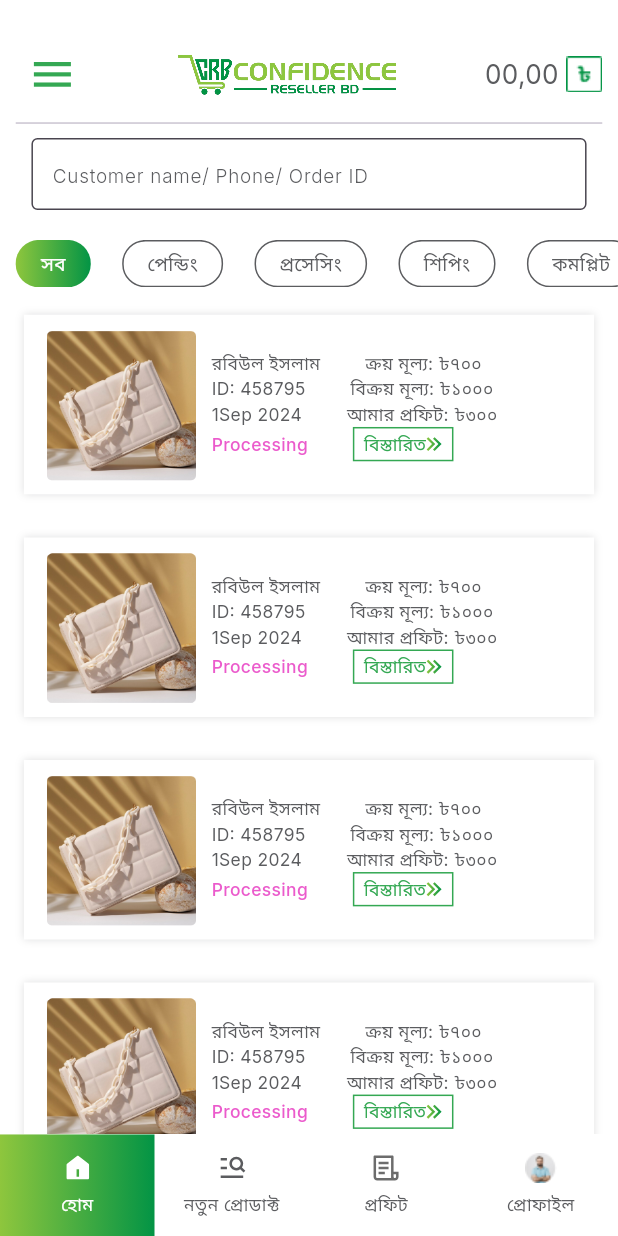
After one commit to rafsanopi/confidence_reseller, a Flutter app: the OrderList screen opened by its route, on a phone screen of 412 x 824 dp. The commit adds this screen. Run offline on Flutter 3.47's test engine with Material 3 defaults, Android fonts, the phone set to English and light mode, and no system bars; our stand-ins replace cached_network_image, dropdown_button2, flutter_rating_bar, flutter_screenutil, flutter_svg, flutter_widget_from_html and 12 more; accounts and stored records are empty.

Commit message:
My Order List

```diff
--- a/lib/core/routes/route_path.dart
+++ b/lib/core/routes/route_path.dart
@@ -26,6 +26,9 @@ class RoutePath {
   static const String productVideo = 'productVideo';
   static const String favouritePro = 'favouritePro';
   static const String stockOutPro = 'stockOutPro';
+  static const String orderList = 'orderList';
+  static const String cartList = 'cartList';
+  static const String addWallet = 'addWallet';
 
   //=================== Other screens ===================
 
--- a/lib/core/routes/routes.dart
+++ b/lib/core/routes/routes.dart
@@ -1,13 +1,16 @@
 import 'package:confidence_reseller/core/routes/route_path.dart';
 import 'package:confidence_reseller/helper/extention/extention.dart';
+import 'package:confidence_reseller/presentation/screens/add_wallet/add_wallet.dart';
 import 'package:confidence_reseller/presentation/screens/auth/choose_account_type.dart';
 import 'package:confidence_reseller/presentation/screens/auth/otp_varification.dart';
 import 'package:confidence_reseller/presentation/screens/auth/sign_in.dart';
 import 'package:confidence_reseller/presentation/screens/auth/sign_up.dart';
+import 'package:confidence_reseller/presentation/screens/cart_list/cart_list.dart';
 import 'package:confidence_reseller/presentation/screens/favourite_pro/favourite_pro.dart';
 import 'package:confidence_reseller/presentation/screens/home/home.dart';
 import 'package:confidence_reseller/presentation/screens/new_product/new_product.dart';
 import 'package:confidence_reseller/presentation/screens/notification/notification.dart';
+import 'package:confidence_reseller/presentation/screens/order_list/order_list.dart';
 import 'package:confidence_reseller/presentation/screens/pro_details/pro_details.dart';
 import 'package:confidence_reseller/presentation/screens/product_video/product_video.dart';
 import 'package:confidence_reseller/presentation/screens/profile/controller/edit_profile.dart';
@@ -129,11 +132,30 @@ class AppRouter {
             path: RoutePath.favouritePro.addBasePath,
             builder: (context, state) => FavouritePro()),
 
-        ///======================= StockOut Product  =======================
+        ///======================= StockOut Product =======================
         GoRoute(
             name: RoutePath.stockOutPro,
             path: RoutePath.stockOutPro.addBasePath,
             builder: (context, state) => StockOutPro()),
+
+        ///======================= OrderList Product =======================
+        GoRoute(
+            name: RoutePath.orderList,
+            path: RoutePath.orderList.addBasePath,
+            builder: (context, state) => OrderList()),
+
+        ///======================= Cart List Product =======================
+        GoRoute(
+            name: RoutePath.cartList,
+            path: RoutePath.cartList.addBasePath,
+            builder: (context, state) => CartList()),
+
+        ///======================= Add Wallet =======================
+
+        GoRoute(
+            name: RoutePath.addWallet,
+            path: RoutePath.addWallet.addBasePath,
+            builder: (context, state) => AddWallet()),
       ]);
 
   static GoRouter get route => initRoute;
--- a/lib/global/custom_assets/assets.gen.dart
+++ b/lib/global/custom_assets/assets.gen.dart
@@ -26,6 +26,9 @@ class $AssetsIconsGen {
   AssetGenImage get bannerImg =>
       const AssetGenImage('assets/icons/bannerImg.png');
 
+  /// File path: assets/icons/calender.svg
+  SvgGenImage get calender => const SvgGenImage('assets/icons/calender.svg');
+
   /// File path: assets/icons/cartList.svg
   SvgGenImage get cartList => const SvgGenImage('assets/icons/cartList.svg');
 
@@ -42,6 +45,9 @@ class $AssetsIconsGen {
 
   /// File path: assets/icons/copy.svg
   SvgGenImage get copy => const SvgGenImage('assets/icons/copy.svg');
+
+  /// File path: assets/icons/details.svg
+  SvgGenImage get details => const SvgGenImage('assets/icons/details.svg');
 
   /// File path: assets/icons/download.png
   AssetGenImage get download =>
@@ -255,11 +261,13 @@ class $AssetsIconsGen {
         addWallet,
         balance,
         bannerImg,
+        calender,
         cartList,
         clock,
         clockRed,
         comissionIncome,
         copy,
+        details,
         download,
         ecommerce,
         editProfile,
--- /dev/null
+++ b/lib/presentation/screens/add_wallet/add_wallet.dart
@@ -0,0 +1,10 @@
+import 'package:flutter/material.dart';
+
+class AddWallet extends StatelessWidget {
+  const AddWallet({super.key});
+
+  @override
+  Widget build(BuildContext context) {
+    return const Placeholder();
+  }
+}
--- /dev/null
+++ b/lib/presentation/screens/cart_list/cart_list.dart
@@ -0,0 +1,10 @@
+import 'package:flutter/material.dart';
+
+class CartList extends StatelessWidget {
+  const CartList({super.key});
+
+  @override
+  Widget build(BuildContext context) {
+    return const Placeholder();
+  }
+}
--- /dev/null
+++ b/lib/presentation/screens/order_list/order_list.dart
@@ -0,0 +1,199 @@
+import 'package:confidence_reseller/global/custom_assets/assets.gen.dart';
+import 'package:confidence_reseller/helper/extention/extention.dart';
+import 'package:confidence_reseller/presentation/widgets/app_bar/app_bar.dart';
+import 'package:confidence_reseller/presentation/widgets/custom_text/custom_text.dart';
+import 'package:confidence_reseller/presentation/widgets/custom_text_field/custom_text_field.dart';
+import 'package:confidence_reseller/presentation/widgets/nav_bar/nav_bar.dart';
+import 'package:confidence_reseller/presentation/widgets/side_drawer/side_drawer.dart';
+import 'package:confidence_reseller/utils/app_colors/app_colors.dart';
+import 'package:confidence_reseller/utils/dimensions/dimensions.dart';
+import 'package:confidence_reseller/utils/static_strings/static_strings.dart';
+import 'package:flutter/material.dart';
+import 'package:flutter_screenutil/flutter_screenutil.dart';
+
+class OrderList extends StatelessWidget {
+  OrderList({super.key});
+  final scaffoldKey = GlobalKey<ScaffoldState>();
+
+  final List manuList = [
+    AppStrings.all,
+    AppStrings.pending,
+    AppStrings.processing,
+    AppStrings.shipping,
+    AppStrings.complete,
+    AppStrings.returnn,
+    AppStrings.rejected,
+  ];
+
+  final selectedIndex = 0;
+
+  @override
+  Widget build(BuildContext context) {
+    return Scaffold(
+        key: scaffoldKey,
+        drawer: const CustomSideDrawer(),
+        bottomNavigationBar: const NavBarScreen(currentIndex: 0),
+        body: SingleChildScrollView(
+          child: Column(
+            children: [
+              /// ========================= Custom App Bar =========================
+
+              CustomAppBar(
+                scaffoldKey: scaffoldKey,
+              ),
+
+              //// ============================ Search Button ===========================
+              CustomTextField(
+                horizontal: 20.w,
+                hintText: AppStrings.customerNamePhoneOrderId,
+                border: const OutlineInputBorder(),
+              ),
+              20.heightWidth,
+
+              /// ==========================Top bar Menu Details ===========================
+              SingleChildScrollView(
+                scrollDirection: Axis.horizontal,
+                child: Row(
+                  children: List.generate(
+                    manuList.length,
+                    (index) {
+                      return Container(
+                        margin: EdgeInsets.only(right: 10.w, left: 10.w),
+                        decoration: BoxDecoration(
+                            gradient: selectedIndex == index
+                                ? AppColors.primaryGradientColor
+                                : null,
+                            borderRadius: BorderRadius.circular(16.r),
+                            border: Border.all(
+                                color: selectedIndex == index
+                                    ? Colors.transparent
+                                    : AppColors.blackColor)),
+                        padding: EdgeInsets.symmetric(
+                            vertical: 6.h, horizontal: 15.w),
+                        child: CustomText(
+                          fontSize: Dimensions.getFontSizeSemiSmall(context),
+                          text: manuList[index],
+                          color: selectedIndex == index
+                              ? AppColors.whiteColor
+                              : AppColors.blackColor,
+                        ),
+                      );
+                    },
+                  ),
+                ),
+              ),
+
+              /// ========================== Product List ===========================
+
+              ...List.generate(
+                manuList.length,
+                (index) {
+                  return Container(
+                    margin:
+                        EdgeInsets.symmetric(horizontal: 20.w, vertical: 20.h),
+                    padding: EdgeInsets.only(top: 10.r),
+                    decoration: BoxDecoration(boxShadow: [
+                      BoxShadow(
+                          blurStyle: BlurStyle.outer,
+                          offset: const Offset(0, 4),
+                          blurRadius: 4,
+                          color: AppColors.blackColor.withOpacity(.2),
+                          spreadRadius: 5)
+                    ]),
+                    child: Row(
+                      children: [
+                        //// =========================== Image ========================
+                        Assets.images.product2.image(
+                            height: 100, width: 120, fit: BoxFit.fitHeight),
+
+                        Column(
+                          crossAxisAlignment: CrossAxisAlignment.start,
+                          mainAxisAlignment: MainAxisAlignment.center,
+                          children: [
+                            Row(
+                              children: [
+                                CustomText(
+                                  text: "রবিউল ইসলাম",
+                                  fontSize:
+                                      Dimensions.getFontSizeSmall(context),
+                                ),
+                                30.heightWidth,
+                                CustomText(
+                                  text: "ক্রয় মূল্য: ৳৭০০",
+                                  fontSize:
+                                      Dimensions.getFontSizeSmall(context),
+                                ),
+                              ],
+                            ),
+                            Row(
+                              children: [
+                                CustomText(
+                                  text: "ID: 458795",
+                                  fontSize:
+                                      Dimensions.getFontSizeSmall(context),
+                                ),
+                                30.heightWidth,
+                                CustomText(
+                                  text: "বিক্রয় মূল্য: ৳১০০০",
+                                  fontSize:
+                                      Dimensions.getFontSizeSmall(context),
+                                ),
+                              ],
+                            ),
+                            Row(
+                              children: [
+                                CustomText(
+                                  text: "1Sep 2024",
+                                  fontSize:
+                                      Dimensions.getFontSizeSmall(context),
+                                ),
+                                30.heightWidth,
+                                CustomText(
+                                  text: "আমার প্রফিট: ৳৩০০",
+                                  fontSize:
+                                      Dimensions.getFontSizeSmall(context),
+                                ),
+                              ],
+                            ),
+                            Row(
+                              children: [
+                                CustomText(
+                                  color: AppColors.pinkColor,
+                                  fontWeight: FontWeight.w500,
+                                  text: "Processing",
+                                  fontSize:
+                                      Dimensions.getFontSizeSmall(context),
+                                ),
+                                30.heightWidth,
+                                Container(
+                                  padding: EdgeInsets.symmetric(
+                                      horizontal: 6.w, vertical: 2.h),
+                                  decoration: BoxDecoration(
+                                      border: Border.all(
+                                          color: AppColors.primaryColor)),
+                                  child: Row(
+                                    children: [
+                                      CustomText(
+                                        text: AppStrings.details,
+                                        color: AppColors.primaryColor,
+                                        fontSize: Dimensions.getFontSizeSmall(
+                                            context),
+                                      ),
+                                      Assets.icons.details.svg()
+                                    ],
+                                  ),
+                                )
+                              ],
+                            ),
+                          ],
+                        )
+                      ],
+                    ),
+                  );
+                },
+              ),
+            ],
+          ),
+        ));
+  }
+}
--- a/lib/presentation/widgets/custom_text/custom_text.dart
+++ b/lib/presentation/widgets/custom_text/custom_text.dart
@@ -53,7 +53,7 @@ class CustomText extends StatelessWidget {
           color: color,
           decoration: decoration,
           decorationColor: AppColors.blackColor,
-          decorationThickness: 2,
+          // decorationThickness: 2,
         ),
       ),
     );
--- a/lib/presentation/widgets/custom_text_field/custom_text_field.dart
+++ b/lib/presentation/widgets/custom_text_field/custom_text_field.dart
@@ -33,6 +33,8 @@ class CustomTextField extends StatefulWidget {
     this.focusedBorder,
     this.enabledBorder,
     this.fillColor,
+    this.horizontal = 0,
+    this.vertical = 0,
   });
 
   final TextEditingController? textEditingController;
@@ -64,6 +66,9 @@ class CustomTextField extends StatefulWidget {
   final bool isPassword;
 
   final bool readOnly;
+  final double horizontal;
+  final double vertical;
+
   final int? maxLength;
   final bool? isCollapsed;
   final bool? isDense;
@@ -79,7 +84,10 @@ class _CustomTextFieldState extends State<CustomTextField> {
 
   @override
   Widget build(BuildContext context) {
-    return TextFormField(
+    return Padding(
+      padding: EdgeInsets.symmetric(
+          horizontal: widget.horizontal, vertical: widget.vertical),
+      child: TextFormField(
         onTap: widget.onTap,
         autovalidateMode: AutovalidateMode.onUserInteraction,
         inputFormatters: widget.inputFormatters,
@@ -122,6 +130,7 @@ class _CustomTextFieldState extends State<CustomTextField> {
             border: widget.border,
             focusedBorder: widget.focusedBorder,
             enabledBorder: widget.enabledBorder),
+      ),
     );
   }
 
--- a/lib/presentation/widgets/side_drawer/side_drawer.dart
+++ b/lib/presentation/widgets/side_drawer/side_drawer.dart
@@ -98,7 +98,9 @@ class CustomSideDrawer extends StatelessWidget {
             /// ============================ Order List ===========================
 
             sideCardDesign(
-              onTap: () {},
+              onTap: () {
+                context.pushNamed(RoutePath.orderList);
+              },
               title: AppStrings.orderList,
               icon: Assets.icons.orderList.svg(),
             ),
--- a/lib/utils/static_strings/static_strings.dart
+++ b/lib/utils/static_strings/static_strings.dart
@@ -133,5 +133,17 @@ class AppStrings {
   static const String comissionIncome = "কমিশন ইনকাম";
   static const String newNotice = "নতুন নোটিশ";
 
+  /// ======================== My Order List ============================
+  static const String customerNamePhoneOrderId =
+      "Customer name/ Phone/ Order ID";
+
+  static const String all = "সব";
+  static const String pending = "পেন্ডিং";
+  static const String processing = "প্রসেসিং";
+  static const String shipping = "শিপিং";
+  static const String complete = "কমপ্লিট";
+  static const String returnn = "রিটার্ন";
+  static const String rejected = "বাতিল";
+
   // static const String varified = "ভেরিফাইড";
 }
```
Also changed, not shown: assets/icons/calender.svg (added), assets/icons/details.svg (added). Lines whose indentation alone changed are shown as unchanged.
